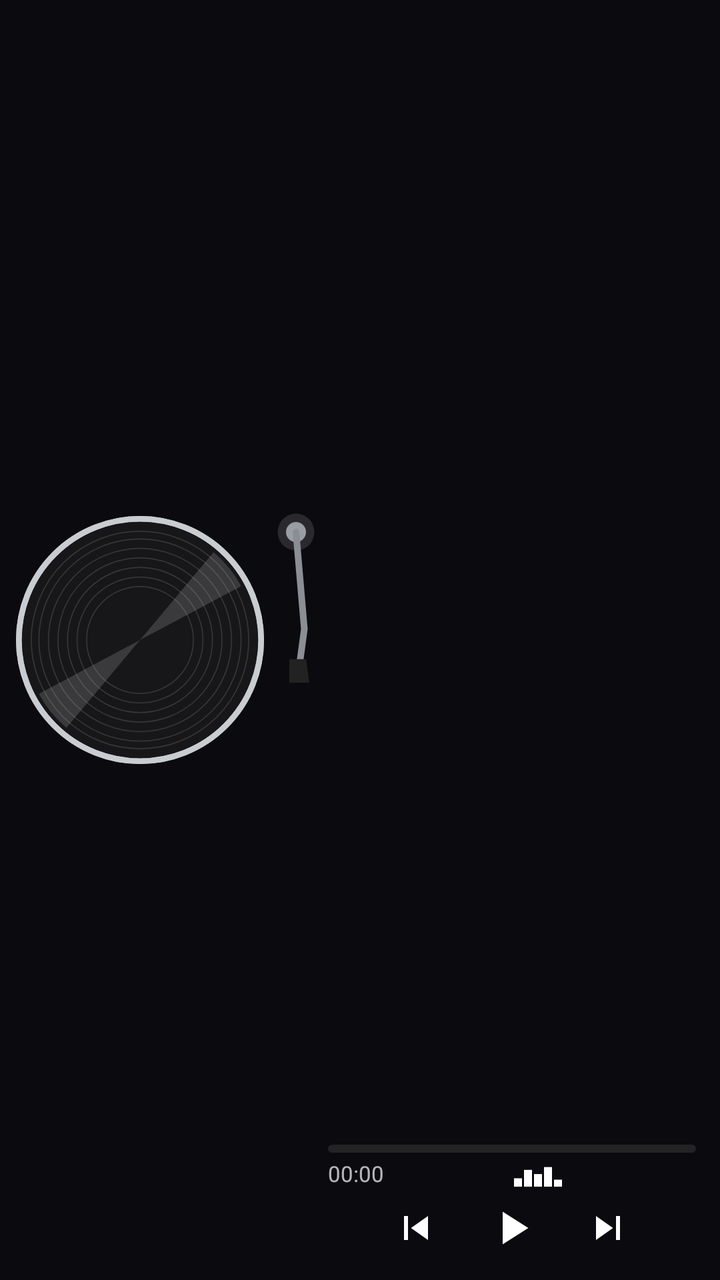
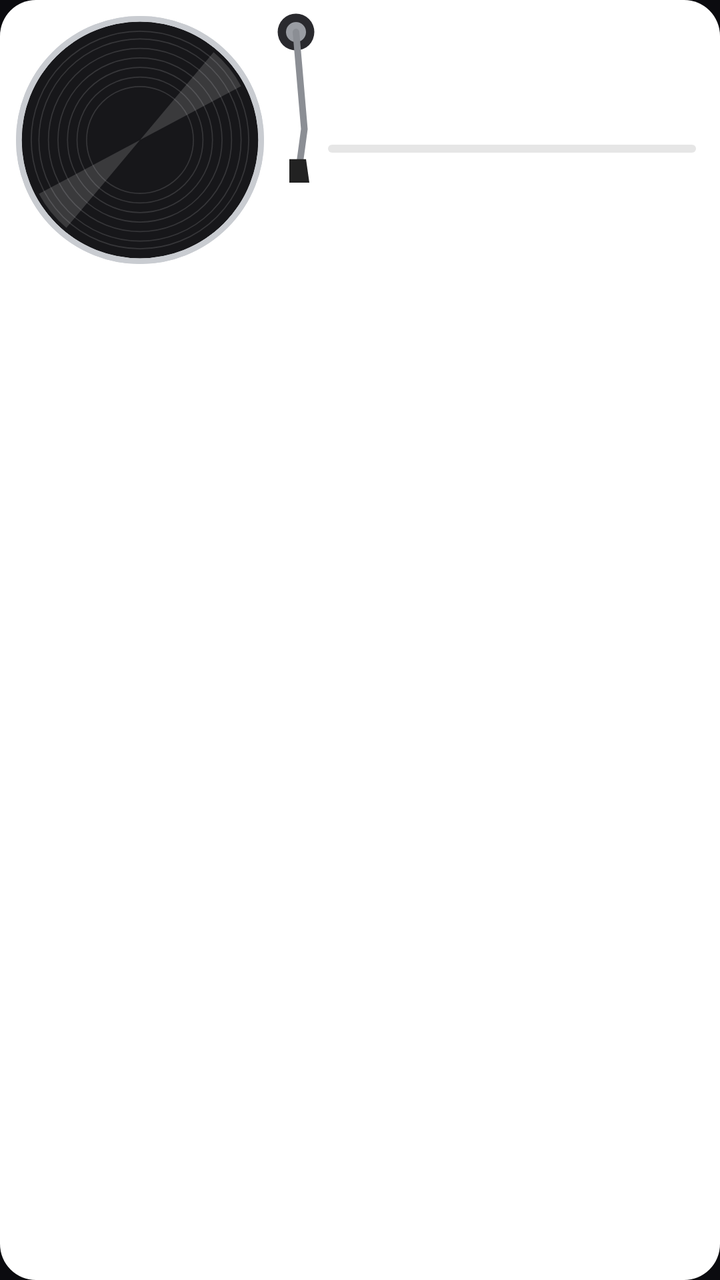

The first picture is an Android layout as it rendered before a commit; the second is the same layout after the commit. The layout source and the unified diff follow.
<!-- AndroidManifest.xml: application theme AppTheme -->
<!-- res/layout/n_turntable.xml -->
<?xml version="1.0" encoding="utf-8"?>
<LinearLayout xmlns:android="http://schemas.android.com/apk/res/android" android:id="@+id/n_root" android:layout_width="match_parent" android:layout_height="140dp" android:orientation="horizontal" android:gravity="center_vertical" android:paddingStart="8dp" android:paddingEnd="12dp" android:paddingTop="6dp" android:paddingBottom="6dp">
    <FrameLayout android:layout_width="150dp" android:layout_height="128dp">
        <ImageView android:id="@+id/n_disc" android:layout_width="124dp" android:layout_height="124dp" android:layout_gravity="center_vertical|start" android:scaleType="fitCenter" android:src="@drawable/n_vinyl"/>
        <ViewFlipper android:id="@+id/n_spin" android:layout_width="124dp" android:layout_height="124dp" android:layout_gravity="center_vertical|start" android:autoStart="true" android:flipInterval="90">
            <ImageView android:layout_width="124dp" android:layout_height="124dp" android:scaleType="fitCenter" android:src="@drawable/n_vinyl"/>
            <ImageView android:layout_width="124dp" android:layout_height="124dp" android:scaleType="fitCenter" android:src="@drawable/n_vinyl_r1"/>
            <ImageView android:layout_width="124dp" android:layout_height="124dp" android:scaleType="fitCenter" android:src="@drawable/n_vinyl_r2"/>
            <ImageView android:layout_width="124dp" android:layout_height="124dp" android:scaleType="fitCenter" android:src="@drawable/n_vinyl_r3"/>
            <ImageView android:layout_width="124dp" android:layout_height="124dp" android:scaleType="fitCenter" android:src="@drawable/n_vinyl_r4"/>
            <ImageView android:layout_width="124dp" android:layout_height="124dp" android:scaleType="fitCenter" android:src="@drawable/n_vinyl_r5"/>
        </ViewFlipper>
        <ImageView android:id="@+id/n_cover" android:layout_width="52dp" android:layout_height="52dp" android:layout_marginStart="36dp" android:layout_gravity="center_vertical|start" android:scaleType="centerCrop"/>
        <ImageView android:id="@+id/n_arm" android:layout_width="50dp" android:layout_height="92dp" android:layout_gravity="top|end" android:scaleType="fitXY" android:src="@drawable/n_arm_off"/>
    </FrameLayout>
    <LinearLayout android:layout_width="0dp" android:layout_height="match_parent" android:layout_weight="1" android:orientation="vertical" android:layout_marginStart="6dp">
        <TextView android:id="@+id/n_title" android:layout_width="match_parent" android:layout_height="wrap_content" android:singleLine="true" android:ellipsize="end" android:textStyle="bold" android:textSize="16sp" android:textColor="#FFFFFFFF"/>
        <TextView android:id="@+id/n_artist" android:layout_width="match_parent" android:layout_height="wrap_content" android:singleLine="true" android:ellipsize="end" android:textSize="13sp" android:textColor="#B3FFFFFF"/>
        <FrameLayout android:layout_width="match_parent" android:layout_height="0dp" android:layout_weight="1"/>
        <FrameLayout android:layout_width="match_parent" android:layout_height="4dp">
            <ImageView android:layout_width="match_parent" android:layout_height="4dp" android:scaleType="fitXY" android:src="@drawable/n_bar_track"/>
            <ImageView android:id="@+id/n_fill" android:layout_width="match_parent" android:layout_height="4dp" android:scaleType="fitXY" android:src="@drawable/n_bar_fill"/>
        </FrameLayout>
        <LinearLayout android:layout_width="match_parent" android:layout_height="wrap_content" android:orientation="horizontal" android:layout_marginTop="3dp">
            <Chronometer android:id="@+id/n_cur" android:layout_width="wrap_content" android:layout_height="wrap_content" android:textSize="11sp" android:textColor="#B3FFFFFF"/>
            <FrameLayout android:layout_width="0dp" android:layout_height="1dp" android:layout_weight="1"/>
            <ViewFlipper android:id="@+id/n_eq" android:layout_width="28dp" android:layout_height="14dp" android:autoStart="true" android:flipInterval="150">
                <ImageView android:id="@+id/n_eqf0" android:layout_width="28dp" android:layout_height="14dp" android:scaleType="fitXY" android:src="@drawable/n_eq0"/>
                <ImageView android:id="@+id/n_eqf1" android:layout_width="28dp" android:layout_height="14dp" android:scaleType="fitXY" android:src="@drawable/n_eq1"/>
                <ImageView android:id="@+id/n_eqf2" android:layout_width="28dp" android:layout_height="14dp" android:scaleType="fitXY" android:src="@drawable/n_eq2"/>
                <ImageView android:id="@+id/n_eqf3" android:layout_width="28dp" android:layout_height="14dp" android:scaleType="fitXY" android:src="@drawable/n_eq3"/>
                <ImageView android:id="@+id/n_eqf4" android:layout_width="28dp" android:layout_height="14dp" android:scaleType="fitXY" android:src="@drawable/n_eq4"/>
            </ViewFlipper>
            <FrameLayout android:layout_width="0dp" android:layout_height="1dp" android:layout_weight="1"/>
            <TextView android:id="@+id/n_dur" android:layout_width="wrap_content" android:layout_height="wrap_content" android:textSize="11sp" android:textColor="#B3FFFFFF"/>
        </LinearLayout>
        <LinearLayout android:layout_width="match_parent" android:layout_height="wrap_content" android:orientation="horizontal" android:gravity="center">
            <ImageView android:id="@+id/n_prev" android:layout_width="44dp" android:layout_height="40dp" android:padding="8dp" android:src="@drawable/n_prev"/>
            <ImageView android:id="@+id/n_play" android:layout_width="52dp" android:layout_height="40dp" android:padding="6dp" android:src="@drawable/n_play"/>
            <ImageView android:id="@+id/n_next" android:layout_width="44dp" android:layout_height="40dp" android:padding="8dp" android:src="@drawable/n_next"/>
        </LinearLayout>
    </LinearLayout>
</LinearLayout>
<!-- resources referenced by this layout -->
<resources>
  <!-- drawable n_bar_fill (drawable) -->
  <?xml version="1.0" encoding="utf-8"?>
  <clip xmlns:android="http://schemas.android.com/apk/res/android" android:drawable="@drawable/n_bar_shape" android:clipOrientation="horizontal" android:gravity="left"/>
  <!-- drawable n_bar_track (drawable) -->
  <?xml version="1.0" encoding="utf-8"?>
  <shape xmlns:android="http://schemas.android.com/apk/res/android" android:shape="rectangle">
      <solid android:color="#33808080"/>
      <corners android:radius="2dp"/>
  </shape>
  <!-- drawable n_next (drawable) -->
  <?xml version="1.0" encoding="utf-8"?>
  <vector xmlns:android="http://schemas.android.com/apk/res/android" android:width="24dp" android:height="24dp" android:viewportWidth="24" android:viewportHeight="24">
      <path android:fillColor="#FFFFFFFF" android:pathData="M16,6h2v12h-2zM6,18l8.5,-6L6,6z"/>
  </vector>
  <!-- drawable n_play (drawable) -->
  <?xml version="1.0" encoding="utf-8"?>
  <vector xmlns:android="http://schemas.android.com/apk/res/android" android:width="24dp" android:height="24dp" android:viewportWidth="24" android:viewportHeight="24">
      <path android:fillColor="#FFFFFFFF" android:pathData="M8,5v14l11,-7z"/>
  </vector>
  <!-- drawable n_prev (drawable) -->
  <?xml version="1.0" encoding="utf-8"?>
  <vector xmlns:android="http://schemas.android.com/apk/res/android" android:width="24dp" android:height="24dp" android:viewportWidth="24" android:viewportHeight="24">
      <path android:fillColor="#FFFFFFFF" android:pathData="M6,6h2v12h-2zM9.5,12l8.5,6V6z"/>
  </vector>
  <!-- drawable n_vinyl_r1 (drawable) -->
  <?xml version="1.0" encoding="utf-8"?>
  <rotate xmlns:android="http://schemas.android.com/apk/res/android" android:drawable="@drawable/n_vinyl" android:fromDegrees="30" android:toDegrees="30" android:pivotX="50%" android:pivotY="50%" />
  <!-- drawable n_vinyl_r2 (drawable) -->
  <?xml version="1.0" encoding="utf-8"?>
  <rotate xmlns:android="http://schemas.android.com/apk/res/android" android:drawable="@drawable/n_vinyl" android:fromDegrees="60" android:toDegrees="60" android:pivotX="50%" android:pivotY="50%" />
  <!-- drawable n_vinyl_r3 (drawable) -->
  <?xml version="1.0" encoding="utf-8"?>
  <rotate xmlns:android="http://schemas.android.com/apk/res/android" android:drawable="@drawable/n_vinyl" android:fromDegrees="90" android:toDegrees="90" android:pivotX="50%" android:pivotY="50%" />
  <!-- drawable n_vinyl_r4 (drawable) -->
  <?xml version="1.0" encoding="utf-8"?>
  <rotate xmlns:android="http://schemas.android.com/apk/res/android" android:drawable="@drawable/n_vinyl" android:fromDegrees="120" android:toDegrees="120" android:pivotX="50%" android:pivotY="50%" />
  <!-- drawable n_vinyl_r5 (drawable) -->
  <?xml version="1.0" encoding="utf-8"?>
  <rotate xmlns:android="http://schemas.android.com/apk/res/android" android:drawable="@drawable/n_vinyl" android:fromDegrees="150" android:toDegrees="150" android:pivotX="50%" android:pivotY="50%" />
  <style name="AppTheme" parent="android:Theme.DeviceDefault.NoActionBar">
          <item name="android:windowBackground">@color/aurora_bg</item>
          <item name="android:statusBarColor">#0E0B22</item>
          <item name="android:navigationBarColor">#0E0B22</item>
      </style>
  <!-- drawable n_bar_shape (drawable) -->
  <?xml version="1.0" encoding="utf-8"?>
  <shape xmlns:android="http://schemas.android.com/apk/res/android" android:shape="rectangle">
      <solid android:color="#FFFFFFFF"/>
      <corners android:radius="2dp"/>
  </shape>
  <color name="aurora_bg">#0B0B0F</color>
  <!-- unchanged entries left out for length: 7 -->
</resources>

<!-- the commit's change to res/layout/n_turntable.xml (unified diff, before → after) -->
@@ -1,5 +1,7 @@
 <?xml version="1.0" encoding="utf-8"?>
-<LinearLayout xmlns:android="http://schemas.android.com/apk/res/android" android:id="@+id/n_root" android:layout_width="match_parent" android:layout_height="140dp" android:orientation="horizontal" android:gravity="center_vertical" android:paddingStart="8dp" android:paddingEnd="12dp" android:paddingTop="6dp" android:paddingBottom="6dp">
+<FrameLayout xmlns:android="http://schemas.android.com/apk/res/android" android:id="@+id/n_root" android:layout_width="match_parent" android:layout_height="wrap_content">
+    <ImageView android:id="@+id/n_bg" android:layout_width="match_parent" android:layout_height="match_parent" android:scaleType="fitXY" android:src="@drawable/n_rr"/>
+<LinearLayout android:id="@+id/n_inner" android:layout_width="match_parent" android:layout_height="140dp" android:orientation="horizontal" android:gravity="center_vertical" android:paddingStart="8dp" android:paddingEnd="12dp" android:paddingTop="6dp" android:paddingBottom="6dp">
     <FrameLayout android:layout_width="150dp" android:layout_height="128dp">
         <ImageView android:id="@+id/n_disc" android:layout_width="124dp" android:layout_height="124dp" android:layout_gravity="center_vertical|start" android:scaleType="fitCenter" android:src="@drawable/n_vinyl"/>
         <ViewFlipper android:id="@+id/n_spin" android:layout_width="124dp" android:layout_height="124dp" android:layout_gravity="center_vertical|start" android:autoStart="true" android:flipInterval="90">
@@ -14,7 +16,7 @@
         <ImageView android:id="@+id/n_arm" android:layout_width="50dp" android:layout_height="92dp" android:layout_gravity="top|end" android:scaleType="fitXY" android:src="@drawable/n_arm_off"/>
     </FrameLayout>
     <LinearLayout android:layout_width="0dp" android:layout_height="match_parent" android:layout_weight="1" android:orientation="vertical" android:layout_marginStart="6dp">
-        <TextView android:id="@+id/n_title" android:layout_width="match_parent" android:layout_height="wrap_content" android:singleLine="true" android:ellipsize="end" android:textStyle="bold" android:textSize="16sp" android:textColor="#FFFFFFFF"/>
+        <TextView android:id="@+id/n_title" android:layout_width="match_parent" android:layout_height="wrap_content" android:maxLines="2" android:ellipsize="end" android:textStyle="bold" android:textSize="17sp" android:textColor="#FFFFFFFF"/>
         <TextView android:id="@+id/n_artist" android:layout_width="match_parent" android:layout_height="wrap_content" android:singleLine="true" android:ellipsize="end" android:textSize="13sp" android:textColor="#B3FFFFFF"/>
         <FrameLayout android:layout_width="match_parent" android:layout_height="0dp" android:layout_weight="1"/>
         <FrameLayout android:layout_width="match_parent" android:layout_height="4dp">
@@ -41,3 +43,4 @@
         </LinearLayout>
     </LinearLayout>
 </LinearLayout>
+</FrameLayout>
<!-- resource entries referenced after the edit -->
@@ -24,6 +24,12 @@
   <vector xmlns:android="http://schemas.android.com/apk/res/android" android:width="24dp" android:height="24dp" android:viewportWidth="24" android:viewportHeight="24">
       <path android:fillColor="#FFFFFFFF" android:pathData="M6,6h2v12h-2zM9.5,12l8.5,6V6z"/>
   </vector>
+  <!-- drawable n_rr (drawable) -->
+  <?xml version="1.0" encoding="utf-8"?>
+  <shape xmlns:android="http://schemas.android.com/apk/res/android" android:shape="rectangle">
+      <solid android:color="#FFFFFFFF"/>
+      <corners android:radius="18dp"/>
+  </shape>
   <!-- drawable n_vinyl_r1 (drawable) -->
   <?xml version="1.0" encoding="utf-8"?>
   <rotate xmlns:android="http://schemas.android.com/apk/res/android" android:drawable="@drawable/n_vinyl" android:fromDegrees="30" android:toDegrees="30" android:pivotX="50%" android:pivotY="50%" />
